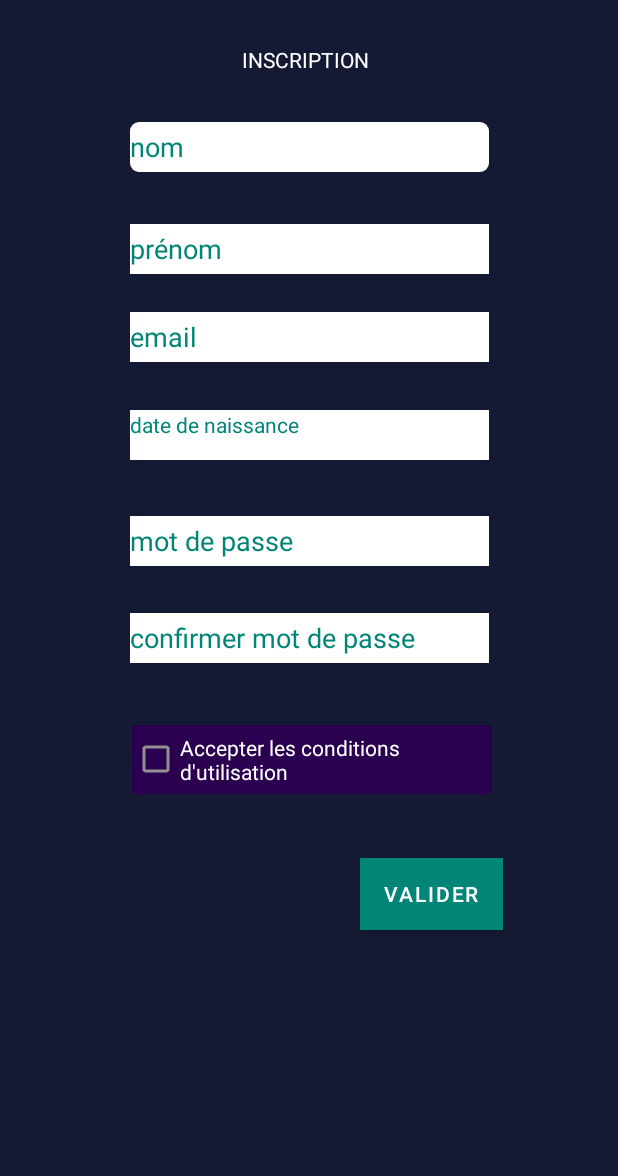
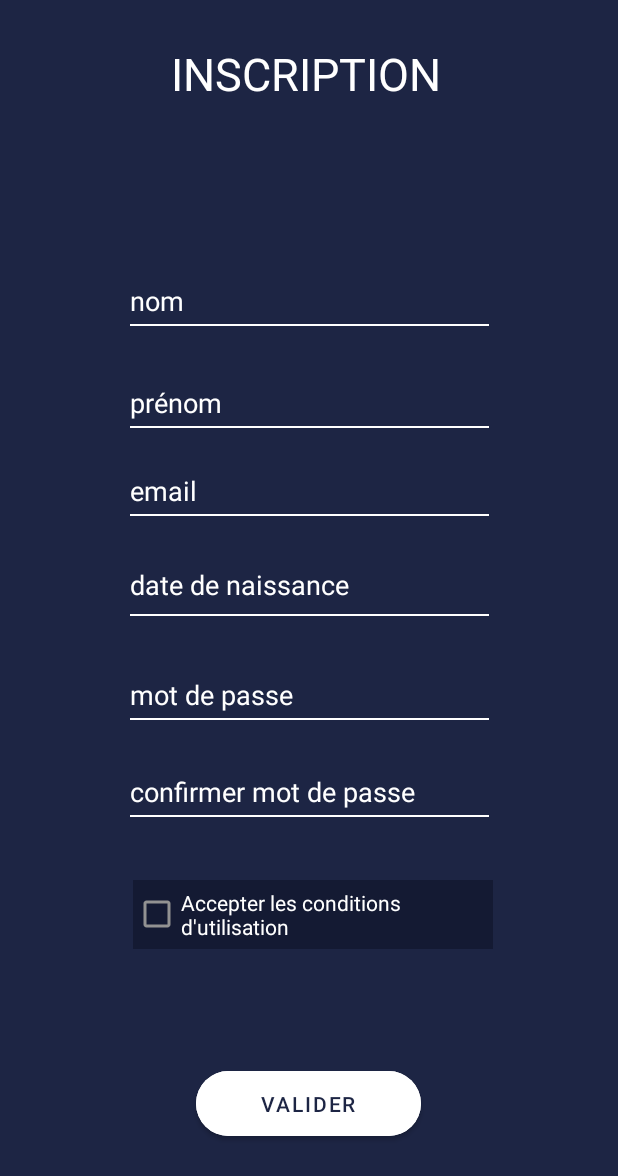
Before and after one commit to stevinho29/Quizzy-android-app, an Android app: the RegisterActivity screen opened directly, with no data from a screen before it, on a phone screen of 412 x 824 dp. Shown: the top 1176 px of the screen. Run offline under Robolectric (Android 15) with nearby library versions, the phone set to English and light mode, and no system bars; our stand-ins replace Room's generated code.

Commit message:
Layouts login & register

```diff
--- a/quizzy/app/build.gradle
+++ b/quizzy/app/build.gradle
@@ -39,5 +39,4 @@ dependencies {
     implementation 'com.squareup.retrofit2:retrofit:2.7.1'
     implementation 'com.squareup.retrofit2:converter-gson:2.3.0'
     implementation 'com.jakewharton.picasso:picasso2-okhttp3-downloader:1.1.0'
-    implementation'com.google.android.material:material:1.2.0-alpha05'
 }
--- a/quizzy/app/src/main/res/layout/activity_register.xml
+++ b/quizzy/app/src/main/res/layout/activity_register.xml
@@ -4,132 +4,9 @@
     xmlns:tools="http://schemas.android.com/tools"
     android:layout_width="match_parent"
     android:layout_height="match_parent"
-    android:background="@color/colorHeader"
+    android:background="@color/colorMain"
     tools:context=".QuizzyLoginActivity">
 
-
-    <EditText
-        android:id="@+id/nameEdit"
-        android:layout_width="239dp"
-        android:layout_height="33dp"
-        android:background="@drawable/white_round_corners"
-        android:hint="@string/register_name"
-        android:textColorHint="@color/colorPrimary"
-        android:inputType="textPersonName"
-        android:textAlignment="textStart"
-        android:textColor="@color/colorPrimary"
-        app:layout_constraintBottom_toBottomOf="parent"
-        app:layout_constraintEnd_toEndOf="parent"
-        app:layout_constraintStart_toStartOf="parent"
-        app:layout_constraintTop_toTopOf="parent"
-        app:layout_constraintVertical_bias="0.103"
-        android:autofillHints=""></EditText>
-
-    <EditText
-        android:id="@+id/surnameEdit"
-        android:layout_width="239dp"
-        android:layout_height="33dp"
-        android:background="@color/colorWhite"
-        android:hint="@string/register_surname"
-        android:textColorHint="@color/colorPrimary"
-        android:inputType="textPersonName"
-        android:textColor="@color/colorPrimary"
-        app:layout_constraintBottom_toBottomOf="parent"
-        app:layout_constraintEnd_toEndOf="parent"
-        app:layout_constraintStart_toStartOf="parent"
-        app:layout_constraintTop_toTopOf="parent"
-        app:layout_constraintVertical_bias="0.189"
-        android:importantForAutofill="no"></EditText>
-
-    <EditText
-        android:id="@+id/emailEdit"
-        android:layout_width="239dp"
-        android:layout_height="33dp"
-        android:background="@color/colorWhite"
-        android:textColorHint="@color/colorPrimary"
-        android:hint="@string/register_email"
-        android:inputType="textEmailAddress"
-        android:textColor="@color/colorPrimary"
-        app:layout_constraintBottom_toBottomOf="parent"
-        app:layout_constraintEnd_toEndOf="parent"
-        app:layout_constraintStart_toStartOf="parent"
-        app:layout_constraintTop_toTopOf="parent"
-        app:layout_constraintVertical_bias="0.263"
-        android:importantForAutofill="no" />
-
-    <TextView
-        android:id="@+id/birthEdit"
-        android:layout_width="239dp"
-        android:layout_height="33dp"
-        android:background="@color/colorWhite"
-        android:textColor="@color/colorPrimary"
-        android:hint="@string/register_birthDate"
-        android:textColorHint="@color/colorPrimary"
-        android:inputType="date"
-        app:layout_constraintBottom_toBottomOf="parent"
-        app:layout_constraintEnd_toEndOf="parent"
-        app:layout_constraintStart_toStartOf="parent"
-        app:layout_constraintTop_toTopOf="parent"
-        app:layout_constraintVertical_bias="0.346"></TextView>
-
-    <EditText
-        android:id="@+id/passwordEdit"
-        android:layout_width="239dp"
-        android:layout_height="33dp"
-        android:background="@color/colorWhite"
-        android:hint="@string/register_password"
-        android:inputType="textPassword"
-        android:textColorHint="@color/colorPrimary"
-        android:textColor="@color/colorPrimary"
-        app:layout_constraintBottom_toBottomOf="parent"
-        app:layout_constraintEnd_toEndOf="parent"
-        app:layout_constraintStart_toStartOf="parent"
-        app:layout_constraintTop_toTopOf="parent"
-        app:layout_constraintVertical_bias="0.435"
-        android:autofillHints="" tools:targetApi="o"></EditText>
-
-    <EditText
-        android:id="@+id/confirmPasswordEdit"
-        android:layout_width="239dp"
-        android:layout_height="33dp"
-        android:background="@color/colorWhite"
-        android:hint="@string/register_confirmPassword"
-        android:inputType="textPassword"
-        android:textColorHint="@color/colorPrimary"
-        android:textColor="@color/colorPrimary"
-        app:layout_constraintBottom_toBottomOf="parent"
-        app:layout_constraintEnd_toEndOf="parent"
-        app:layout_constraintStart_toStartOf="parent"
-        app:layout_constraintTop_toTopOf="parent"
-        app:layout_constraintVertical_bias="0.517"
-        android:autofillHints=""></EditText>
-
-    <Button
-        android:id="@+id/registerButton"
-        android:layout_width="wrap_content"
-        android:layout_height="wrap_content"
-        android:text="@string/register_button"
-        android:background="@color/colorViolet"
-        android:textColor="@color/colorWhite"
-        app:layout_constraintBottom_toBottomOf="parent"
-        app:layout_constraintEnd_toEndOf="parent"
-        app:layout_constraintHorizontal_bias="0.758"
-        app:layout_constraintStart_toStartOf="parent"
-        app:layout_constraintTop_toTopOf="parent"
-        app:layout_constraintVertical_bias="0.737" />
-
-    <CheckBox
-        android:id="@+id/checkBox"
-        android:layout_width="240dp"
-        android:layout_height="46dp"
-        android:background="@color/colorViolet"
-        android:text="@string/register_RGPD_check"
-        app:layout_constraintBottom_toBottomOf="parent"
-        app:layout_constraintEnd_toEndOf="parent"
-        app:layout_constraintHorizontal_bias="0.511"
-        app:layout_constraintStart_toStartOf="parent"
-        app:layout_constraintTop_toTopOf="parent"
-        app:layout_constraintVertical_bias="0.621" />
 
     <TextView
         android:id="@+id/textView4"
@@ -137,6 +14,7 @@
         android:layout_height="wrap_content"
         android:text="INSCRIPTION"
         android:textColor="@color/colorWhite"
+        android:textSize="30sp"
         app:layout_constraintBottom_toBottomOf="parent"
         app:layout_constraintEnd_toEndOf="parent"
         app:layout_constraintHorizontal_bias="0.492"
@@ -144,4 +22,134 @@
         app:layout_constraintTop_toTopOf="parent"
         app:layout_constraintVertical_bias="0.037" />
 
+    <EditText
+        android:id="@+id/emailEdit"
+        android:layout_width="239dp"
+        android:layout_height="33dp"
+        android:background="@drawable/input"
+        android:hint="@string/register_email"
+        android:importantForAutofill="no"
+        android:inputType="textEmailAddress"
+        android:textAlignment="viewStart"
+        android:textColorHint="@color/colorWhite"
+        android:textSize="18sp"
+        app:layout_constraintBottom_toBottomOf="parent"
+        app:layout_constraintEnd_toEndOf="parent"
+        app:layout_constraintStart_toStartOf="parent"
+        app:layout_constraintTop_toTopOf="parent"
+        app:layout_constraintVertical_bias="0.393" />
+
+    <EditText
+        android:id="@+id/surnameEdit"
+        android:layout_width="239dp"
+        android:layout_height="33dp"
+        android:background="@drawable/input"
+        android:hint="@string/register_surname"
+        android:importantForAutofill="no"
+        android:inputType="textPersonName"
+        android:textAlignment="viewStart"
+        android:textColorHint="@color/colorWhite"
+        android:textSize="18sp"
+        app:layout_constraintBottom_toBottomOf="parent"
+        app:layout_constraintEnd_toEndOf="parent"
+        app:layout_constraintStart_toStartOf="parent"
+        app:layout_constraintTop_toTopOf="parent"
+        app:layout_constraintVertical_bias="0.319"></EditText>
+
+    <EditText
+        android:id="@+id/confirmPasswordEdit"
+        android:layout_width="239dp"
+        android:layout_height="33dp"
+        android:autofillHints=""
+        android:background="@drawable/input"
+        android:hint="@string/register_confirmPassword"
+        android:inputType="textPassword"
+        android:textAlignment="viewStart"
+        android:textColorHint="@color/colorWhite"
+        android:textSize="18sp"
+        app:layout_constraintBottom_toBottomOf="parent"
+        app:layout_constraintEnd_toEndOf="parent"
+        app:layout_constraintStart_toStartOf="parent"
+        app:layout_constraintTop_toTopOf="parent"
+        app:layout_constraintVertical_bias="0.647"></EditText>
+
+    <EditText
+        android:id="@+id/nameEdit"
+        android:layout_width="239dp"
+        android:layout_height="33dp"
+        android:autofillHints=""
+        android:background="@drawable/input"
+        android:hint="@string/register_name"
+        android:inputType="textPersonName"
+        android:textAlignment="viewStart"
+        android:textColorHint="@color/colorWhite"
+        android:textSize="18sp"
+        app:layout_constraintBottom_toBottomOf="parent"
+        app:layout_constraintEnd_toEndOf="parent"
+        app:layout_constraintStart_toStartOf="parent"
+        app:layout_constraintTop_toTopOf="parent"
+        app:layout_constraintVertical_bias="0.233"></EditText>
+
+    <EditText
+        android:id="@+id/passwordEdit"
+        android:layout_width="239dp"
+        android:layout_height="33dp"
+        android:autofillHints=""
+        android:background="@drawable/input"
+        android:hint="@string/register_password"
+        android:inputType="textPassword"
+        android:textAlignment="viewStart"
+        android:textColorHint="@color/colorWhite"
+        android:textSize="18sp"
+        app:layout_constraintBottom_toBottomOf="parent"
+        app:layout_constraintEnd_toEndOf="parent"
+        app:layout_constraintStart_toStartOf="parent"
+        app:layout_constraintTop_toTopOf="parent"
+        app:layout_constraintVertical_bias="0.565"
+        tools:targetApi="o"></EditText>
+
+    <CheckBox
+        android:id="@+id/checkBox"
+        android:layout_width="240dp"
+        android:layout_height="46dp"
+        android:background="@color/colorHeader"
+        android:text="@string/register_RGPD_check"
+        app:layout_constraintBottom_toBottomOf="parent"
+        app:layout_constraintEnd_toEndOf="parent"
+        app:layout_constraintHorizontal_bias="0.514"
+        app:layout_constraintStart_toStartOf="parent"
+        app:layout_constraintTop_toTopOf="parent"
+        app:layout_constraintVertical_bias="0.754" />
+
+    <TextView
+        android:id="@+id/birthEdit"
+        android:layout_width="239dp"
+        android:layout_height="33dp"
+        android:background="@drawable/input"
+        android:hint="@string/register_birthDate"
+        android:inputType="date"
+        android:textAlignment="viewStart"
+        android:textColorHint="@color/colorWhite"
+        android:textSize="18sp"
+        app:layout_constraintBottom_toBottomOf="parent"
+        app:layout_constraintEnd_toEndOf="parent"
+        app:layout_constraintStart_toStartOf="parent"
+        app:layout_constraintTop_toTopOf="parent"
+        app:layout_constraintVertical_bias="0.477"></TextView>
+
+    <Button
+        android:id="@+id/registerButton"
+        android:layout_width="150dp"
+        android:layout_height="55dp"
+        android:backgroundTint="@color/colorWhite"
+        android:text="@string/register_button"
+        android:textColor="@color/colorMain"
+        app:cornerRadius="@dimen/login_corner_radius"
+        app:layout_constraintBottom_toBottomOf="parent"
+        app:layout_constraintEnd_toEndOf="parent"
+        app:layout_constraintHorizontal_bias="0.498"
+        app:layout_constraintStart_toStartOf="parent"
+        app:layout_constraintTop_toTopOf="parent"
+        app:layout_constraintVertical_bias="0.921"></Button>
+
 </androidx.constraintlayout.widget.ConstraintLayout>
--- a/quizzy/app/src/main/res/values/colors.xml
+++ b/quizzy/app/src/main/res/values/colors.xml
@@ -6,7 +6,7 @@
 
     <color name="colorMain">#1D2544</color>
     <color name="colorSecond">#06D3F6</color>
-    <color name="colorHeader">#141A33 </color>
+    <color name="colorHeader">#141A33</color>
     <color name="colorViolet">#2B0050</color>
     <color name="colorPink">#FF0065</color>
     <color name="colorYellow">#FBC200</color>
--- a/quizzy/app/src/main/res/values/dimens.xml
+++ b/quizzy/app/src/main/res/values/dimens.xml
@@ -22,4 +22,5 @@
     <dimen name="question_marginV">15dp</dimen>
 
     <dimen name="round_corner_size">6dp</dimen>
+    <dimen name="login_corner_radius">25dp</dimen>
 </resources>
```
Also changed, not shown: quizzy/app/src/main/res/layout/activity_quizzy_login.xml (+29 -95 lines), quizzy/app/src/main/res/values/strings.xml (+11 -11 lines), quizzy/app/src/main/res/drawable/input.png (added).
